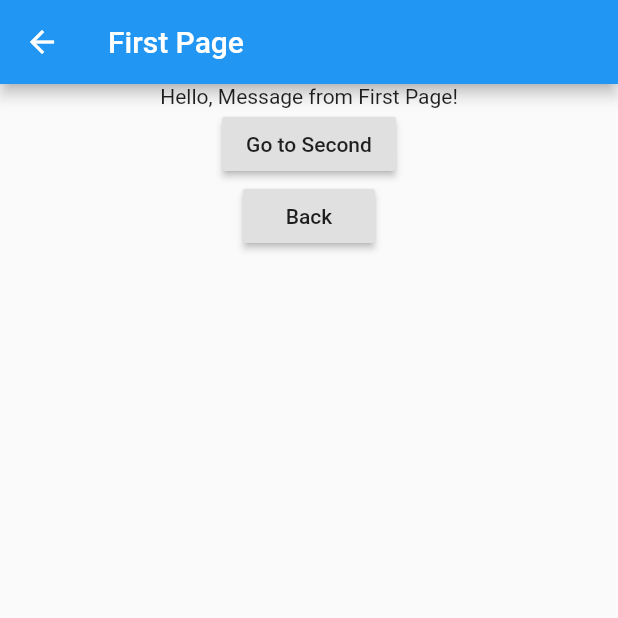
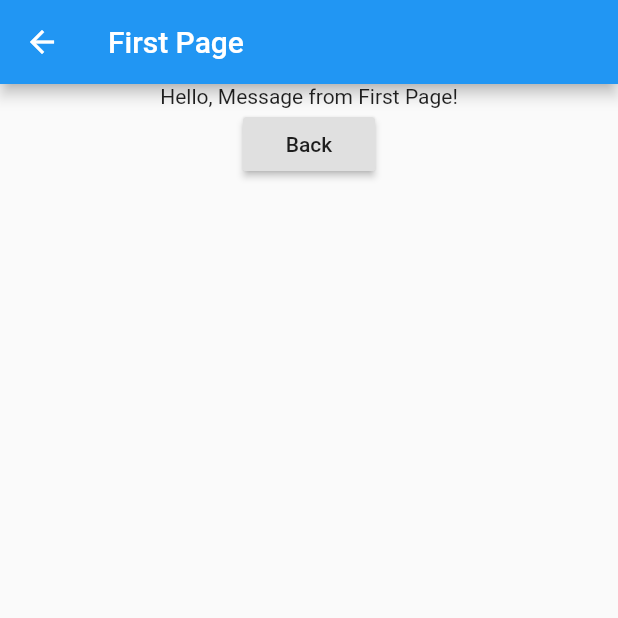
Before and after one commit to glaubersp-flutter/app1, a Flutter app: the FirstPage screen opened directly, on a phone screen of 412 x 824 dp, the top half of it. Run offline on Flutter 3.47's test engine with Material 2 defaults, Android fonts, the phone set to English and light mode, and no system bars.

```diff
--- a/lib/firstPage.dart
+++ b/lib/firstPage.dart
@@ -39,16 +39,6 @@ class FirstPageBody extends StatelessWidget {
         children: [
           Text("Hello, $message!"),
           RaisedButton(
-            child: Text("Go to Second"),
-            onPressed: () {
-              Navigator.pushNamed(context, '/second',
-                      arguments: {'message': message})
-                  .then((value) => Scaffold.of(context).showSnackBar(SnackBar(
-                        content: Text(value as String),
-                      )));
-            },
-          ),
-          RaisedButton(
             child: Text("Back"),
             onPressed: () {
               Navigator.pop(context);
```
